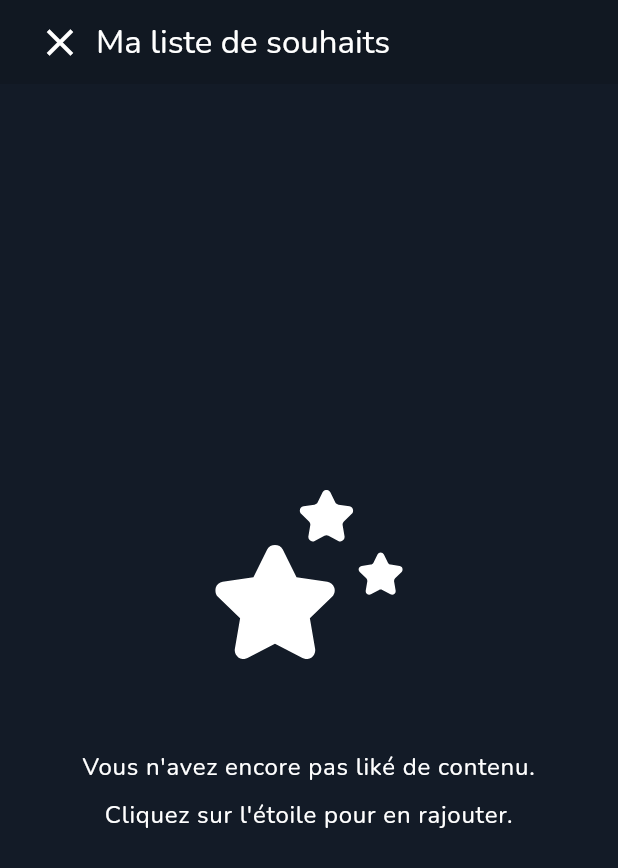
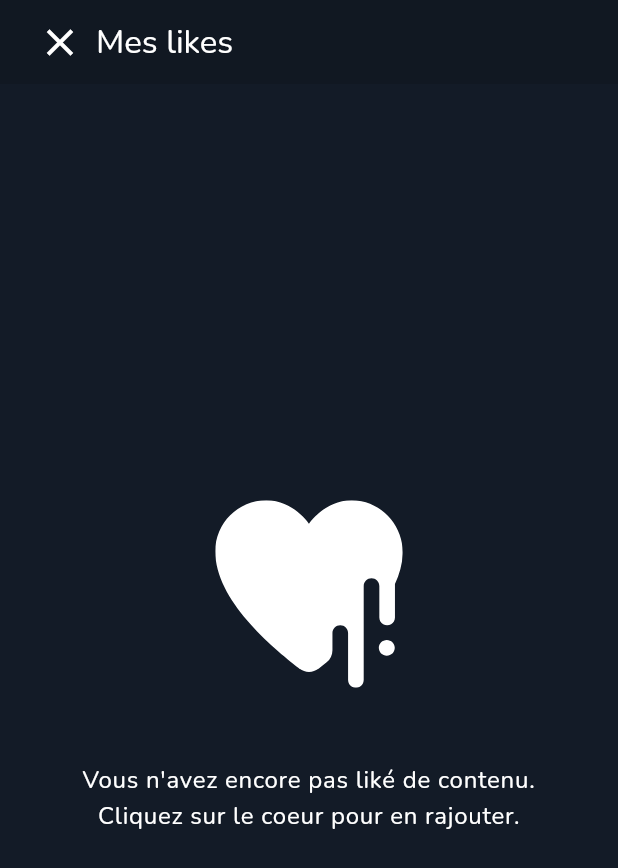
Before and after one commit to Daiki4529/projet_steam_flutter, a Flutter app: the screen it shows after launch, on a phone screen of 412 x 824 dp. Shown: the top 868 px of the screen. Run offline on Flutter 3.47's test engine with Material 3 defaults, Android fonts, the phone set to English and light mode, and no system bars; our stand-ins replace flutter_svg, google_fonts.

Commit message:
Theme modification

```diff
--- a/lib/main.dart
+++ b/lib/main.dart
@@ -36,7 +36,7 @@ class MainApp extends StatelessWidget {
       ),
       home: Scaffold(
         body: Center(
-          child: WishList(games: []),
+          child: LikeList(games: []),
         ),
       ),
     );
--- a/lib/page/like_list.dart
+++ b/lib/page/like_list.dart
@@ -49,7 +49,7 @@ class LikeList extends StatelessWidget {
             Text(
               "Vous n'avez encore pas liké de contenu.\nCliquez sur le coeur pour en rajouter.",
               style: Theme.of(context).textTheme.bodyLarge!.copyWith(
-                height: 2
+                height: 1.5
               ),
               textAlign: TextAlign.center,
             ),
--- a/lib/page/wish_list.dart
+++ b/lib/page/wish_list.dart
@@ -46,7 +46,7 @@ class WishList extends StatelessWidget {
             Text(
               "Vous n'avez encore pas liké de contenu.\nCliquez sur l'étoile pour en rajouter.",
               style: Theme.of(context).textTheme.bodyLarge!.copyWith(
-                height: 2
+                height: 1.5
               ),
               textAlign: TextAlign.center,
             ),
```
